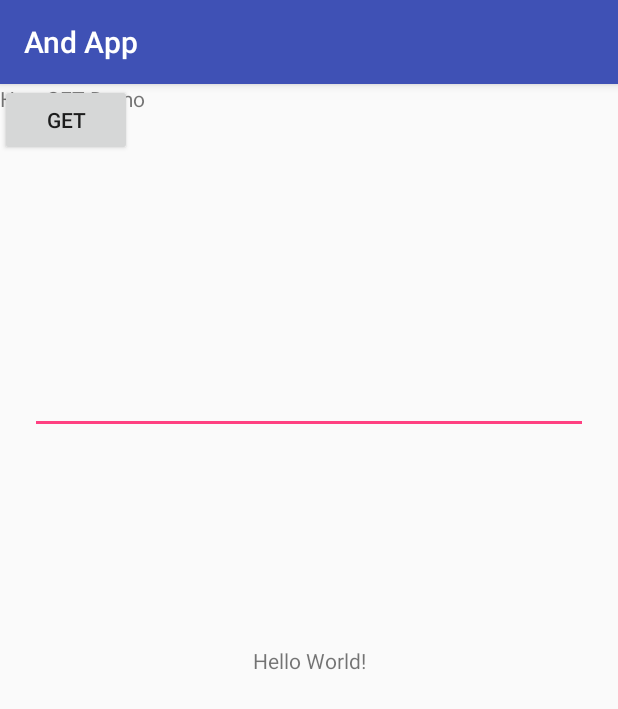
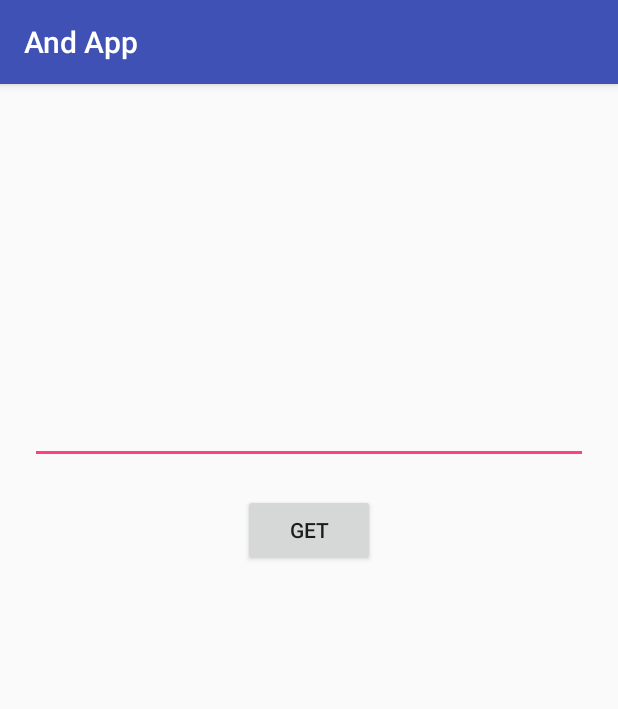
Before and after one commit to tangfeixiong/lang-learn, an Android app: the screen it shows after launch (MainActivity), on a phone screen of 412 x 824 dp. Shown: the top 709 px of the screen. Run offline under Robolectric (Android 15) with nearby library versions, the phone set to English and light mode, and no system bars; libraries missing offline, so code that uses them is left out: com.loopj.android, cz.msebera.android; 2 statements that could not run were skipped.

Commit message:
test highlights

```diff
--- a/android/mooc/androidapp/app/src/main/res/layout/activity_main.xml
+++ b/android/mooc/androidapp/app/src/main/res/layout/activity_main.xml
@@ -1,33 +1,53 @@
 <?xml version="1.0" encoding="utf-8"?>
-<android.support.constraint.ConstraintLayout xmlns:android="http://schemas.android.com/apk/res/android"
+<!--<android.support.constraint.ConstraintLayout xmlns:android="http://schemas.android.com/apk/res/android"-->
+    <!--xmlns:app="http://schemas.android.com/apk/res-auto"-->
+    <!--xmlns:tools="http://schemas.android.com/tools"-->
+    <!--android:layout_width="match_parent"-->
+    <!--android:layout_height="match_parent"-->
+    <!--tools:context="io.stackdocker.mooc.andapp.MainActivity">-->
+
+    <!--<TextView-->
+        <!--android:id="@+id/my_text_view"-->
+        <!--android:layout_width="wrap_content"-->
+        <!--android:layout_height="wrap_content"-->
+        <!--android:text="Hello World!"-->
+        <!--app:layout_constraintBottom_toBottomOf="parent"-->
+        <!--app:layout_constraintLeft_toLeftOf="parent"-->
+        <!--app:layout_constraintRight_toRightOf="parent"-->
+        <!--app:layout_constraintTop_toTopOf="parent" />-->
+
+
+        <!--<TextView-->
+            <!--android:layout_width="fill_parent"-->
+            <!--android:layout_height="wrap_content"-->
+            <!--android:text="Http GET Demo"/>-->
+
+        <!--<Button-->
+            <!--android:layout_width="wrap_content"-->
+            <!--android:layout_height="wrap_content"-->
+            <!--android:layout_gravity="center"-->
+            <!--android:text="GET"-->
+            <!--android:id="@+id/my_button"/>-->
+
+        <!--<EditText-->
+            <!--android:layout_margin="20dip"-->
+            <!--android:layout_width="fill_parent"-->
+            <!--android:layout_height="wrap_content"-->
+            <!--android:minLines="15"-->
+            <!--android:maxLines="15"-->
+            <!--android:textSize="12sp"-->
+            <!--android:id="@+id/my_edit"/>-->
+
+<!--</android.support.constraint.ConstraintLayout>-->
+
+
+<LinearLayout xmlns:android="http://schemas.android.com/apk/res/android"
     xmlns:app="http://schemas.android.com/apk/res-auto"
     xmlns:tools="http://schemas.android.com/tools"
     android:layout_width="match_parent"
     android:layout_height="match_parent"
+    android:orientation="vertical"
     tools:context="io.stackdocker.mooc.andapp.MainActivity">
-
-    <TextView
-        android:id="@+id/my_text_view"
-        android:layout_width="wrap_content"
-        android:layout_height="wrap_content"
-        android:text="Hello World!"
-        app:layout_constraintBottom_toBottomOf="parent"
-        app:layout_constraintLeft_toLeftOf="parent"
-        app:layout_constraintRight_toRightOf="parent"
-        app:layout_constraintTop_toTopOf="parent" />
-
-
-        <TextView
-            android:layout_width="fill_parent"
-            android:layout_height="wrap_content"
-            android:text="Http GET Demo"/>
-
-        <Button
-            android:layout_width="wrap_content"
-            android:layout_height="wrap_content"
-            android:layout_gravity="center"
-            android:text="GET"
-            android:id="@+id/my_button"/>
 
     <EditText
         android:layout_margin="20dip"
@@ -38,10 +58,12 @@
         android:textSize="12sp"
         android:id="@+id/my_edit"/>
 
-    <LinearLayout xmlns:android="http://schemas.android.com/apk/res/android"
-        android:layout_width="match_parent"
-        android:layout_height="match_parent"
-        android:orientation="vertical">
+    <Button
+        android:layout_width="wrap_content"
+        android:layout_height="wrap_content"
+        android:layout_gravity="center"
+        android:text="GET"
+        android:id="@+id/my_button"/>
 
     <android.support.v7.widget.RecyclerView
         android:id="@+id/my_recycler_view"
@@ -61,7 +83,7 @@
     <!--android:scrollbars="vertical"-->
     <!--android:layout_width="match_parent"-->
     <!--android:layout_height="match_parent"/>-->
-    </LinearLayout>
+
 
     <!--<FrameLayout-->
     <!--android:id="@+id/my_headlines_fragment"-->
@@ -69,4 +91,4 @@
     <!--android:layout_width="match_parent"-->
     <!--android:layout_height="0px" />-->
 
-</android.support.constraint.ConstraintLayout>
+</LinearLayout>
```
Lines whose indentation alone changed are shown as unchanged.
